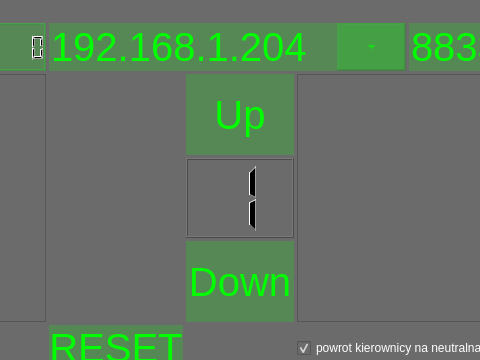
This is pilot/pilotwindow.ui in cyniu88/QT_kurs as Qt 5 draws it before an edit; both pictures show x 418 to 898 and y 0 to 360 of the 1305 by 476 pixel window. The edited form follows.
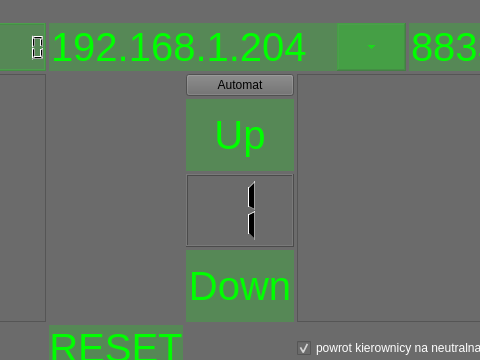
This is the edited form. Icons and pictures are not drawn. Custom widgets are drawn as their Qt base class.

Patch:
```diff
--- a/pilot/pilotwindow.ui
+++ b/pilot/pilotwindow.ui
@@ -417,6 +417,13 @@
     </item>
     <item row="2" column="5">
      <layout class="QVBoxLayout" name="verticalLayout">
+      <item>
+       <widget class="myButton" name="buttonAutomatGearbox">
+        <property name="text">
+         <string>Automat</string>
+        </property>
+       </widget>
+      </item>
       <item>
        <widget class="myButton" name="push_plusGear">
         <property name="sizePolicy">
```
